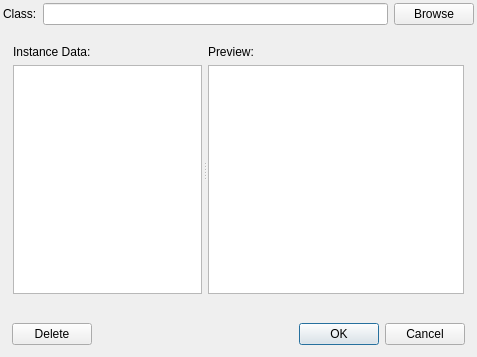
Before: the Qt Designer form EditExternalNPC.ui in lukegrahamSydney/TilesEditor, drawn with Qt 5.
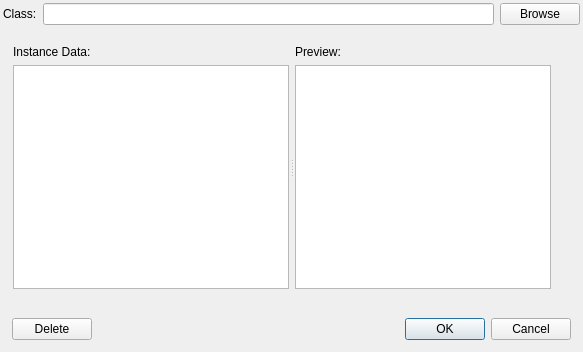
After: the same form once the commit is applied. Icons and pictures are not drawn. Custom widgets are drawn as their Qt base class.

The edit to the form file:
```diff
--- a/EditExternalNPC.ui
+++ b/EditExternalNPC.ui
@@ -6,8 +6,8 @@
    <rect>
     <x>0</x>
     <y>0</y>
-    <width>477</width>
-    <height>357</height>
+    <width>583</width>
+    <height>352</height>
    </rect>
   </property>
   <property name="windowTitle">
```
Left out of the diff: 10 changed lines with no effect on the pictures.
